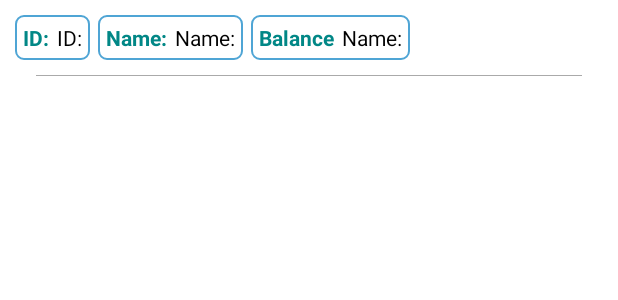
After one commit to AhmerAfzal1/Rose-Simple-Accounting, an Android app: the layout get_transaction_container.xml on its own in the app's theme, with its tools: preview values and no code run, on a phone screen of 412 x 824 dp. The commit adds this screen. Shown: the top 300 px of the screen. Run offline under Robolectric (Android 15) with nearby library versions, the phone set to English and light mode, and no system bars.

Commit message:
Add report for updated balance

```diff
--- a/app/src/main/AndroidManifest.xml
+++ b/app/src/main/AndroidManifest.xml
@@ -11,6 +11,7 @@
         android:roundIcon="@mipmap/ic_launcher_round"
         android:supportsRtl="true"
         android:theme="@style/Theme.RoseSimpleAccounting.NoActionBar">
+
         <activity
             android:name=".AddCustomerData"
             android:theme="@style/Theme.RoseSimpleAccounting.NoActionBar" />
@@ -19,6 +20,9 @@
             android:theme="@style/Theme.RoseSimpleAccounting.NoActionBar" />
         <activity
             android:name=".AddTransactions"
+            android:theme="@style/Theme.RoseSimpleAccounting.NoActionBar" />
+        <activity
+            android:name=".GetTransactionReport"
             android:theme="@style/Theme.RoseSimpleAccounting.NoActionBar" />
         <activity android:name=".MainActivity">
             <intent-filter>
--- /dev/null
+++ b/app/src/main/res/layout/get_transaction_container.xml
@@ -0,0 +1,102 @@
+<?xml version="1.0" encoding="utf-8"?>
+<LinearLayout xmlns:android="http://schemas.android.com/apk/res/android"
+    android:layout_width="wrap_content"
+    android:layout_height="wrap_content"
+    android:orientation="vertical">
+
+    <LinearLayout
+        android:id="@+id/linearLayoutTransactionReport"
+        android:layout_width="match_parent"
+        android:layout_height="match_parent"
+        android:padding="10dp">
+
+        <LinearLayout
+            android:layout_width="wrap_content"
+            android:layout_height="wrap_content"
+            android:background="@drawable/border_get_customer_container"
+            android:gravity="start|center"
+            android:orientation="horizontal"
+            android:padding="5dp">
+
+            <TextView
+                android:layout_width="wrap_content"
+                android:layout_height="wrap_content"
+                android:text="@string/customer_id"
+                android:textColor="@color/teal_700"
+                android:textIsSelectable="true"
+                android:textStyle="bold" />
+
+            <TextView
+                android:id="@+id/tvGetCustomerID"
+                android:layout_width="wrap_content"
+                android:layout_height="wrap_content"
+                android:layout_marginStart="5dp"
+                android:layout_marginLeft="5dp"
+                android:text="@string/customer_id"
+                android:textColor="@android:color/black" />
+        </LinearLayout>
+
+        <LinearLayout
+            android:layout_width="wrap_content"
+            android:layout_height="wrap_content"
+            android:layout_marginStart="5dp"
+            android:layout_marginLeft="5dp"
+            android:background="@drawable/border_get_customer_container"
+            android:gravity="start|center"
+            android:orientation="horizontal"
+            android:padding="5dp">
+
+            <TextView
+                android:layout_width="wrap_content"
+                android:layout_height="wrap_content"
+                android:text="@string/customer_name"
+                android:textColor="@color/teal_700"
+                android:textIsSelectable="true"
+                android:textStyle="bold" />
+
+            <TextView
+                android:id="@+id/tvGetCustomerName"
+                android:layout_width="wrap_content"
+                android:layout_height="wrap_content"
+                android:layout_marginStart="5dp"
+                android:layout_marginLeft="5dp"
+                android:text="@string/customer_name"
+                android:textColor="@android:color/black" />
+        </LinearLayout>
+
+        <LinearLayout
+            android:layout_width="wrap_content"
+            android:layout_height="wrap_content"
+            android:layout_marginStart="5dp"
+            android:layout_marginLeft="5dp"
+            android:background="@drawable/border_get_customer_container"
+            android:gravity="start|center"
+            android:orientation="horizontal"
+            android:padding="5dp">
+
+            <TextView
+                android:layout_width="wrap_content"
+                android:layout_height="wrap_content"
+                android:text="@string/balance"
+                android:textColor="@color/teal_700"
+                android:textIsSelectable="true"
+                android:textStyle="bold" />
+
+            <TextView
+                android:id="@+id/tvGetBalance"
+                android:layout_width="wrap_content"
+                android:layout_height="wrap_content"
+                android:layout_marginStart="5dp"
+                android:layout_marginLeft="5dp"
+                android:text="@string/customer_name"
+                android:textColor="@android:color/black" />
+        </LinearLayout>
+    </LinearLayout>
+
+    <View
+        style="@style/Theme.RoseSimpleAccounting.DividerStyle"
+        android:layout_marginStart="24dp"
+        android:layout_marginLeft="24dp"
+        android:layout_marginEnd="24dp"
+        android:layout_marginRight="24dp" />
+</LinearLayout>
--- a/app/src/main/res/values/strings.xml
+++ b/app/src/main/res/values/strings.xml
@@ -29,4 +29,7 @@
     <string name="date">Date</string>
     <string name="pick_date">Pick Date</string>
     <string name="enter_description">Enter Description</string>
+    <string name="balance">Balance</string>
+    <string name="add_transaction">Add Transaction</string>
+    <string name="get_customers_balance">Get Customers Updated Balance</string>
 </resources>
```
Also changed, not shown: app/src/main/java/com/ahmer/accounting/GetTransactionReport.kt (added, +75 -0 lines), app/src/main/java/com/ahmer/accounting/MainActivity.kt (+13 -0 lines), app/src/main/res/layout/activity_main.xml (+12 -1 lines), app/src/main/res/layout/get_transaction_report.xml (added, +30 -0 lines).
